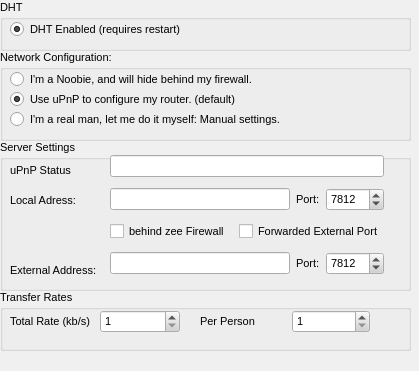
Qt form rs-Qt-gui/src/gui/Preferences/ServerDialog.ui (autoscatto/retroshare) before a commit.
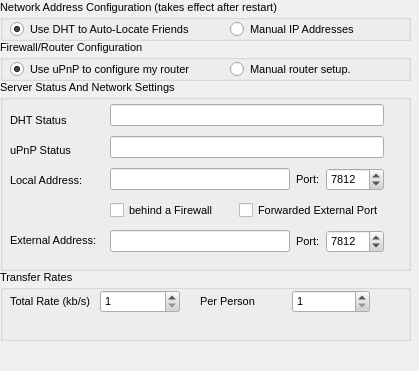
The same form after that commit.

Commit message: Modified dialog to include DHT status, remove Noobie option and correct spellings.

Diff of the .ui file:
```diff
--- a/rs-Qt-gui/src/gui/Preferences/ServerDialog.ui
+++ b/rs-Qt-gui/src/gui/Preferences/ServerDialog.ui
@@ -500,151 +500,204 @@
   <property name="contextMenuPolicy" >
    <enum>Qt::NoContextMenu</enum>
   </property>
-  <widget class="QGroupBox" name="groupBox_2" >
+  <widget class="QGroupBox" name="groupBox_3" >
    <property name="geometry" >
     <rect>
      <x>0</x>
-     <y>0</y>
+     <y>270</y>
      <width>411</width>
-     <height>51</height>
+     <height>71</height>
     </rect>
    </property>
    <property name="title" >
-    <string>DHT</string>
+    <string>Transfer Rates</string>
    </property>
-   <widget class="QRadioButton" name="DHTButton" >
+   <widget class="QWidget" name="layoutWidget" >
     <property name="geometry" >
      <rect>
       <x>10</x>
       <y>20</y>
-      <width>381</width>
-      <height>18</height>
+      <width>170</width>
+      <height>23</height>
      </rect>
     </property>
-    <property name="text" >
-     <string>DHT Enabled (requires restart)</string>
+    <layout class="QHBoxLayout" >
+     <property name="margin" >
+      <number>0</number>
+     </property>
+     <property name="spacing" >
+      <number>6</number>
+     </property>
+     <item>
+      <widget class="QLabel" name="label_14" >
+       <property name="text" >
+        <string>&lt;html>&lt;head>&lt;meta name="qrichtext" content="1" />&lt;style type="text/css">
+p, li { white-space: pre-wrap; }
+&lt;/style>&lt;/head>&lt;body style=" font-family:'Arial'; font-size:8pt; font-weight:400; font-style:normal; text-decoration:none;">
+&lt;p style=" margin-top:0px; margin-bottom:0px; margin-left:0px; margin-right:0px; -qt-block-indent:0; text-indent:0px;">Total Rate (kb/s) &lt;/p>&lt;/body>&lt;/html></string>
+       </property>
+      </widget>
+     </item>
+     <item>
+      <widget class="QSpinBox" name="totalRate" >
+       <property name="maximum" >
+        <number>1024</number>
+       </property>
+       <property name="minimum" >
+        <number>1</number>
+       </property>
+       <property name="value" >
+        <number>1</number>
+       </property>
+      </widget>
+     </item>
+    </layout>
+   </widget>
+   <widget class="QWidget" name="layoutWidget" >
+    <property name="geometry" >
+     <rect>
+      <x>200</x>
+      <y>20</y>
+      <width>170</width>
+      <height>23</height>
+     </rect>
     </property>
-    <property name="checked" >
-     <bool>true</bool>
-    </property>
+    <layout class="QHBoxLayout" >
+     <property name="margin" >
+      <number>0</number>
+     </property>
+     <property name="spacing" >
+      <number>6</number>
+     </property>
+     <item>
+      <widget class="QLabel" name="label_12" >
+       <property name="text" >
+        <string>&lt;html>&lt;head>&lt;meta name="qrichtext" content="1" />&lt;style type="text/css">
+p, li { white-space: pre-wrap; }
+&lt;/style>&lt;/head>&lt;body style=" font-family:'Arial'; font-size:8pt; font-weight:400; font-style:normal; text-decoration:none;">
+&lt;p style=" margin-top:0px; margin-bottom:0px; margin-left:0px; margin-right:0px; -qt-block-indent:0; text-indent:0px;">Per Person          &lt;/p>&lt;/body>&lt;/html></string>
+       </property>
+      </widget>
+     </item>
+     <item>
+      <widget class="QSpinBox" name="indivRate" >
+       <property name="maximum" >
+        <number>256</number>
+       </property>
+       <property name="minimum" >
+        <number>1</number>
+       </property>
+       <property name="value" >
+        <number>1</number>
+       </property>
+      </widget>
+     </item>
+    </layout>
    </widget>
   </widget>
   <widget class="QGroupBox" name="groupBox_4" >
    <property name="geometry" >
     <rect>
      <x>0</x>
-     <y>50</y>
+     <y>40</y>
      <width>411</width>
-     <height>91</height>
+     <height>41</height>
     </rect>
    </property>
    <property name="title" >
-    <string>Network Configuration:</string>
+    <string>Firewall/Router Configuration</string>
    </property>
-   <widget class="QRadioButton" name="NoobieButton" >
-    <property name="geometry" >
-     <rect>
-      <x>10</x>
-      <y>20</y>
-      <width>381</width>
-      <height>18</height>
-     </rect>
-    </property>
-    <property name="text" >
-     <string>I'm a Noobie, and will hide behind my firewall.</string>
-    </property>
-   </widget>
    <widget class="QRadioButton" name="ManualButton" >
     <property name="geometry" >
      <rect>
-      <x>10</x>
-      <y>60</y>
-      <width>391</width>
+      <x>230</x>
+      <y>20</y>
+      <width>161</width>
       <height>18</height>
      </rect>
     </property>
     <property name="text" >
-     <string>I'm a real man, let me do it myself: Manual settings.</string>
+     <string>Manual router setup.</string>
     </property>
    </widget>
    <widget class="QRadioButton" name="UPnPButton" >
     <property name="geometry" >
      <rect>
       <x>10</x>
-      <y>40</y>
-      <width>391</width>
+      <y>20</y>
+      <width>211</width>
       <height>18</height>
      </rect>
     </property>
     <property name="text" >
-     <string>Use uPnP to configure my router. (default)</string>
+     <string>Use uPnP to configure my router</string>
     </property>
     <property name="checked" >
      <bool>true</bool>
     </property>
    </widget>
   </widget>
+  <widget class="QGroupBox" name="groupBox_2" >
+   <property name="geometry" >
+    <rect>
+     <x>0</x>
+     <y>0</y>
+     <width>411</width>
+     <height>41</height>
+    </rect>
+   </property>
+   <property name="title" >
+    <string>Network Address Configuration (takes effect after restart)</string>
+   </property>
+   <widget class="QRadioButton" name="DHTButton" >
+    <property name="geometry" >
+     <rect>
+      <x>10</x>
+      <y>20</y>
+      <width>211</width>
+      <height>18</height>
+     </rect>
+    </property>
+    <property name="text" >
+     <string>Use DHT to Auto-Locate Friends </string>
+    </property>
+    <property name="checked" >
+     <bool>true</bool>
+    </property>
+   </widget>
+   <widget class="QRadioButton" name="noDHTButton" >
+    <property name="geometry" >
+     <rect>
+      <x>230</x>
+      <y>20</y>
+      <width>161</width>
+      <height>18</height>
+     </rect>
+    </property>
+    <property name="text" >
+     <string>Manual IP Addresses</string>
+    </property>
+   </widget>
+  </widget>
   <widget class="QGroupBox" name="groupBox" >
    <property name="geometry" >
     <rect>
      <x>0</x>
-     <y>140</y>
+     <y>80</y>
      <width>411</width>
-     <height>151</height>
+     <height>191</height>
     </rect>
    </property>
    <property name="title" >
-    <string>Server Settings</string>
+    <string>Server Status And Network Settings</string>
    </property>
-   <widget class="QLabel" name="label" >
-    <property name="geometry" >
-     <rect>
-      <x>10</x>
-      <y>50</y>
-      <width>66</width>
-      <height>21</height>
-     </rect>
-    </property>
-    <property name="text" >
-     <string>Local Adress:</string>
-    </property>
-   </widget>
-   <widget class="QLabel" name="label_3" >
-    <property name="geometry" >
-     <rect>
-      <x>10</x>
-      <y>20</y>
-      <width>80</width>
-      <height>21</height>
-     </rect>
-    </property>
-    <property name="text" >
-     <string>uPnP Status</string>
-    </property>
-   </widget>
-   <widget class="QLabel" name="label_2" >
-    <property name="geometry" >
-     <rect>
-      <x>10</x>
-      <y>120</y>
-      <width>91</width>
-      <height>21</height>
-     </rect>
-    </property>
-    <property name="text" >
-     <string>&lt;html>&lt;head>&lt;meta name="qrichtext" content="1" />&lt;style type="text/css">
-p, li { white-space: pre-wrap; }
-&lt;/style>&lt;/head>&lt;body style=" font-family:'Arial'; font-size:8pt; font-weight:400; font-style:normal; text-decoration:none;">
-&lt;p style=" margin-top:0px; margin-bottom:0px; margin-left:0px; margin-right:0px; -qt-block-indent:0; text-indent:0px;">External Address:&lt;/p>&lt;/body>&lt;/html></string>
-    </property>
-   </widget>
-   <widget class="QWidget" name="" >
+   <widget class="QWidget" name="layoutWidget" >
     <property name="geometry" >
      <rect>
       <x>110</x>
-      <y>10</y>
+      <y>20</y>
       <width>274</width>
-      <height>130</height>
+      <height>159</height>
      </rect>
     </property>
     <layout class="QVBoxLayout" >
@@ -654,6 +707,9 @@
      <property name="spacing" >
       <number>6</number>
      </property>
+     <item>
+      <widget class="QLineEdit" name="dhtStatus" />
+     </item>
      <item>
       <widget class="QLineEdit" name="upnpStatus" />
      </item>
@@ -701,7 +757,7 @@
        <item>
         <widget class="QCheckBox" name="chkFirewall" >
          <property name="text" >
-          <string>behind zee Firewall</string>
+          <string>behind a Firewall</string>
          </property>
         </widget>
        </item>
@@ -752,100 +808,66 @@
      </item>
     </layout>
    </widget>
-  </widget>
-  <widget class="QGroupBox" name="groupBox_3" >
-   <property name="geometry" >
-    <rect>
-     <x>0</x>
-     <y>290</y>
-     <width>411</width>
-     <height>61</height>
-    </rect>
-   </property>
-   <property name="title" >
-    <string>Transfer Rates</string>
-   </property>
-   <widget class="QWidget" name="layoutWidget" >
+   <widget class="QLabel" name="label_2" >
     <property name="geometry" >
      <rect>
       <x>10</x>
-      <y>20</y>
-      <width>170</width>
-      <height>23</height>
+      <y>150</y>
+      <width>91</width>
+      <height>21</height>
      </rect>
     </property>
-    <layout class="QHBoxLayout" >
-     <property name="margin" >
-      <number>0</number>
-     </property>
-     <property name="spacing" >
-      <number>6</number>
-     </property>
-     <item>
-      <widget class="QLabel" name="label_14" >
-       <property name="text" >
-        <string>&lt;html>&lt;head>&lt;meta name="qrichtext" content="1" />&lt;style type="text/css">
+    <property name="text" >
+     <string>&lt;html>&lt;head>&lt;meta name="qrichtext" content="1" />&lt;style type="text/css">
 p, li { white-space: pre-wrap; }
 &lt;/style>&lt;/head>&lt;body style=" font-family:'Arial'; font-size:8pt; font-weight:400; font-style:normal; text-decoration:none;">
-&lt;p style=" margin-top:0px; margin-bottom:0px; margin-left:0px; margin-right:0px; -qt-block-indent:0; text-indent:0px;">Total Rate (kb/s) &lt;/p>&lt;/body>&lt;/html></string>
-       </property>
-      </widget>
-     </item>
-     <item>
-      <widget class="QSpinBox" name="totalRate" >
-       <property name="maximum" >
-        <number>1024</number>
-       </property>
-       <property name="minimum" >
-        <number>1</number>
-       </property>
-       <property name="value" >
-        <number>1</number>
-       </property>
-      </widget>
-     </item>
-    </layout>
+&lt;p style=" margin-top:0px; margin-bottom:0px; margin-left:0px; margin-right:0px; -qt-block-indent:0; text-indent:0px;">External Address:&lt;/p>&lt;/body>&lt;/html></string>
+    </property>
    </widget>
-   <widget class="QWidget" name="layoutWidget" >
+   <widget class="QLabel" name="label_6" >
     <property name="geometry" >
      <rect>
-      <x>200</x>
-      <y>20</y>
-      <width>170</width>
-      <height>23</height>
+      <x>10</x>
+      <y>30</y>
+      <width>80</width>
+      <height>21</height>
      </rect>
     </property>
-    <layout class="QHBoxLayout" >
-     <property name="margin" >
-      <number>0</number>
-     </property>
-     <property name="spacing" >
-      <number>6</number>
-     </property>
-     <item>
-      <widget class="QLabel" name="label_12" >
-       <property name="text" >
-        <string>&lt;html>&lt;head>&lt;meta name="qrichtext" content="1" />&lt;style type="text/css">
+    <property name="text" >
+     <string>&lt;html>&lt;head>&lt;meta name="qrichtext" content="1" />&lt;style type="text/css">
 p, li { white-space: pre-wrap; }
 &lt;/style>&lt;/head>&lt;body style=" font-family:'Arial'; font-size:8pt; font-weight:400; font-style:normal; text-decoration:none;">
-&lt;p style=" margin-top:0px; margin-bottom:0px; margin-left:0px; margin-right:0px; -qt-block-indent:0; text-indent:0px;">Per Person          &lt;/p>&lt;/body>&lt;/html></string>
-       </property>
-      </widget>
-     </item>
-     <item>
-      <widget class="QSpinBox" name="indivRate" >
-       <property name="maximum" >
-        <number>256</number>
-       </property>
-       <property name="minimum" >
-        <number>1</number>
-       </property>
-       <property name="value" >
-        <number>1</number>
-       </property>
-      </widget>
-     </item>
-    </layout>
+&lt;p style=" margin-top:0px; margin-bottom:0px; margin-left:0px; margin-right:0px; -qt-block-indent:0; text-indent:0px;">DHT Status&lt;/p>&lt;/body>&lt;/html></string>
+    </property>
+   </widget>
+   <widget class="QLabel" name="label_3" >
+    <property name="geometry" >
+     <rect>
+      <x>10</x>
+      <y>60</y>
+      <width>80</width>
+      <height>21</height>
+     </rect>
+    </property>
+    <property name="text" >
+     <string>uPnP Status</string>
+    </property>
+   </widget>
+   <widget class="QLabel" name="label" >
+    <property name="geometry" >
+     <rect>
+      <x>10</x>
+      <y>90</y>
+      <width>81</width>
+      <height>21</height>
+     </rect>
+    </property>
+    <property name="text" >
+     <string>&lt;html>&lt;head>&lt;meta name="qrichtext" content="1" />&lt;style type="text/css">
+p, li { white-space: pre-wrap; }
+&lt;/style>&lt;/head>&lt;body style=" font-family:'Arial'; font-size:8pt; font-weight:400; font-style:normal; text-decoration:none;">
+&lt;p style=" margin-top:0px; margin-bottom:0px; margin-left:0px; margin-right:0px; -qt-block-indent:0; text-indent:0px;">Local Address:&lt;/p>&lt;/body>&lt;/html></string>
+    </property>
    </widget>
   </widget>
  </widget>
```
